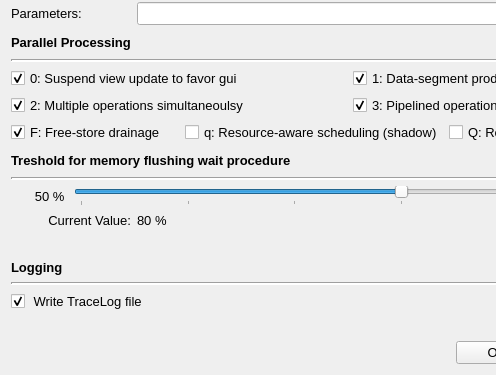
Above: qtgui/exe/res/ui/DmsLocalMachineOptionsWindow.ui from ObjectVision/GeoDMS before the change; both pictures show x 0 to 496 and y 259 to 634 of the 719 by 634 pixel window. Below: the same form after it.
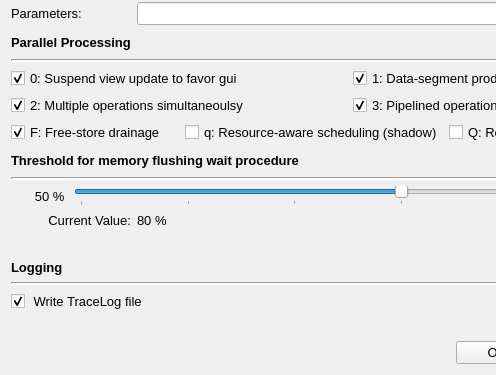
That is the form after the change. Icons and pictures are not drawn.

Commit message:
Typos in user-visible text: Deprecated, argument, Attributes, threshold (code-fixes Phase 5, R1b)
Message text only, in its own commit so that it can be reverted alone if an
external harness matches on the old spelling: "Depreciated" in eight warning
and error messages, "arguement"/"Attributues" in the recollect_by_cond
checks, "teh domain" in RasterMerge, "occurences" in BoostXML, and
"treshold" in the labels and tooltips of the local machine options dialog.
The registry value names and command-line switches are unchanged.

```diff
--- a/qtgui/exe/res/ui/DmsLocalMachineOptionsWindow.ui
+++ b/qtgui/exe/res/ui/DmsLocalMachineOptionsWindow.ui
@@ -702,7 +702,7 @@
         <number>0</number>
        </property>
        <property name="text">
-        <string>Treshold for memory flushing wait procedure</string>
+        <string>Threshold for memory flushing wait procedure</string>
        </property>
       </widget>
      </item>
```
Left out of the diff: 6 changed lines with no effect on the pictures. The commit also changes 11 other files.
